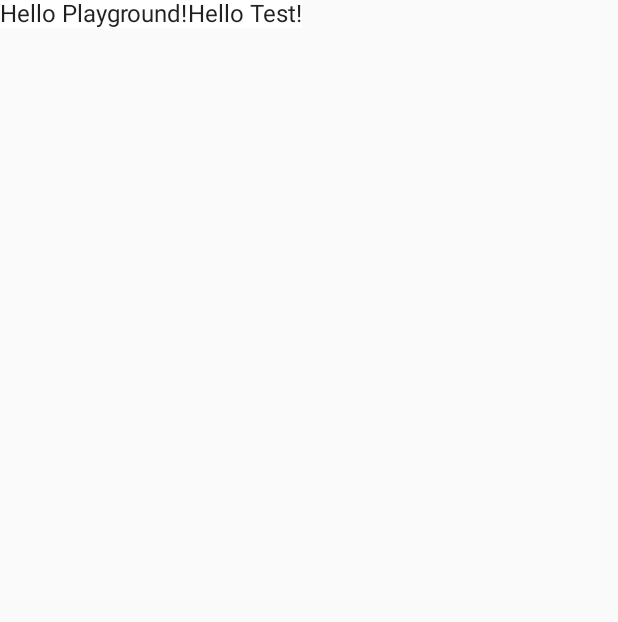
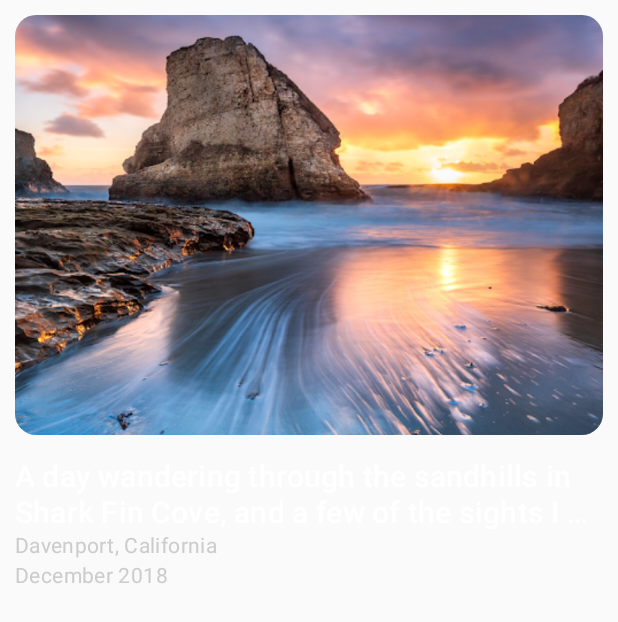
Before and after one commit to lalicmarko/playground, an Android app built with Jetpack Compose: the screen it shows after launch (MainActivity), on a phone screen of 412 x 824 dp. Shown: the top 622 px of the screen. Run offline under Robolectric (Android 15) with nearby library versions, the light colour scheme and no system bars.

Commit message:
compose warming up

```diff
--- a/app/src/main/java/mr/lalic/playground/MainActivity.kt
+++ b/app/src/main/java/mr/lalic/playground/MainActivity.kt
@@ -3,45 +3,72 @@ package mr.lalic.playground
 import android.os.Bundle
 import androidx.activity.compose.setContent
 import androidx.appcompat.app.AppCompatActivity
-import androidx.compose.foundation.layout.Column
-import androidx.compose.foundation.layout.Row
-import androidx.compose.material.MaterialTheme
-import androidx.compose.material.Surface
+import androidx.compose.foundation.Image
+import androidx.compose.foundation.layout.*
+import androidx.compose.foundation.shape.RoundedCornerShape
+import androidx.compose.material.MaterialTheme.typography
 import androidx.compose.material.Text
 import androidx.compose.runtime.Composable
+import androidx.compose.ui.Modifier
+import androidx.compose.ui.draw.clip
+import androidx.compose.ui.graphics.Color
+import androidx.compose.ui.layout.ContentScale
+import androidx.compose.ui.res.painterResource
+import androidx.compose.ui.text.style.TextOverflow
 import androidx.compose.ui.tooling.preview.Preview
-import mr.lalic.playground.ui.theme.PlaygroundTheme
+import androidx.compose.ui.unit.dp
 
 class MainActivity : AppCompatActivity() {
     override fun onCreate(savedInstanceState: Bundle?) {
         super.onCreate(savedInstanceState)
         setContent {
-            PlaygroundTheme {
-                // A surface container using the 'background' color from the theme
-                Surface(color = MaterialTheme.colors.background) {
-                    Row {
-                        Column() {
-                            Greeting(name = "Playground")
-                        }
-                        Column() {
-                            Greeting(name = "Test")
-                        }
-                    }
-                }
-            }
+            Greeting()
         }
     }
 }
 
 @Composable
-fun Greeting(name: String) {
-    Text(text = "Hello $name!")
+fun Greeting() {
+    Column(modifier = Modifier.padding(10.dp)) {
+
+        Image(
+            painter = painterResource(id = R.drawable.header),
+            contentDescription = null,
+            modifier = Modifier
+                .height(280.dp)
+                .fillMaxWidth()
+                .clip(shape = RoundedCornerShape(14.dp)),
+            contentScale = ContentScale.Crop
+        )
+
+        Spacer(Modifier.height(16.dp))
+
+        Text(
+            "A day wandering through the sandhills " +
+                    "in Shark Fin Cove, and a few of the " +
+                    "sights I saw",
+            style = typography.h6,
+            maxLines = 2,
+            overflow = TextOverflow.Ellipsis,
+            color = Color.White
+
+        )
+        Text(
+            "Davenport, California",
+            style = typography.body2,
+            color = Color.LightGray
+        )
+        Text(
+            "December 2018",
+            style = typography.body2,
+            color = Color.LightGray
+        )
+
+    }
 }
 
 @Preview(showBackground = true)
 @Composable
 fun DefaultPreview() {
-    PlaygroundTheme {
-        Greeting("Android")
-    }
+    Greeting()
 }
```
Also changed, not shown: app/src/main/res/drawable/header.png (added).
